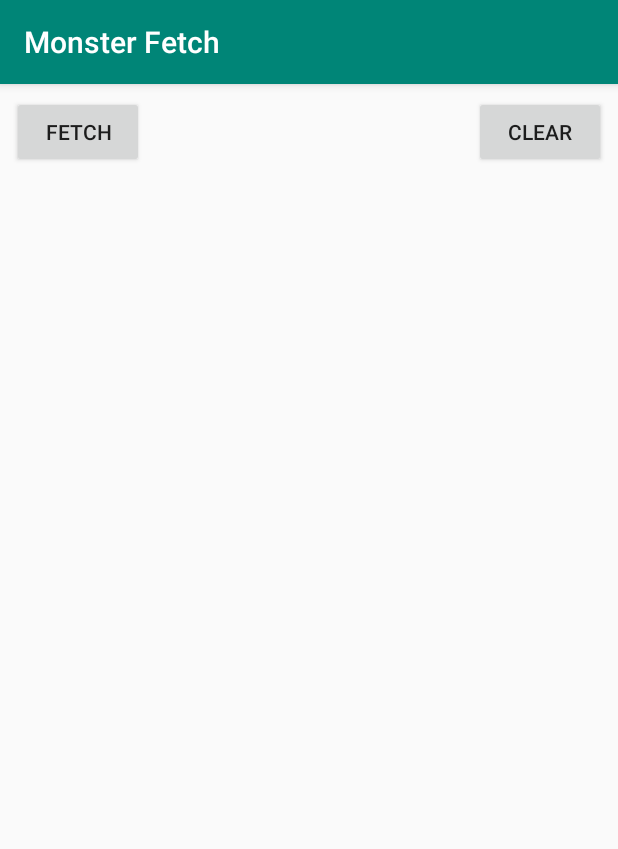
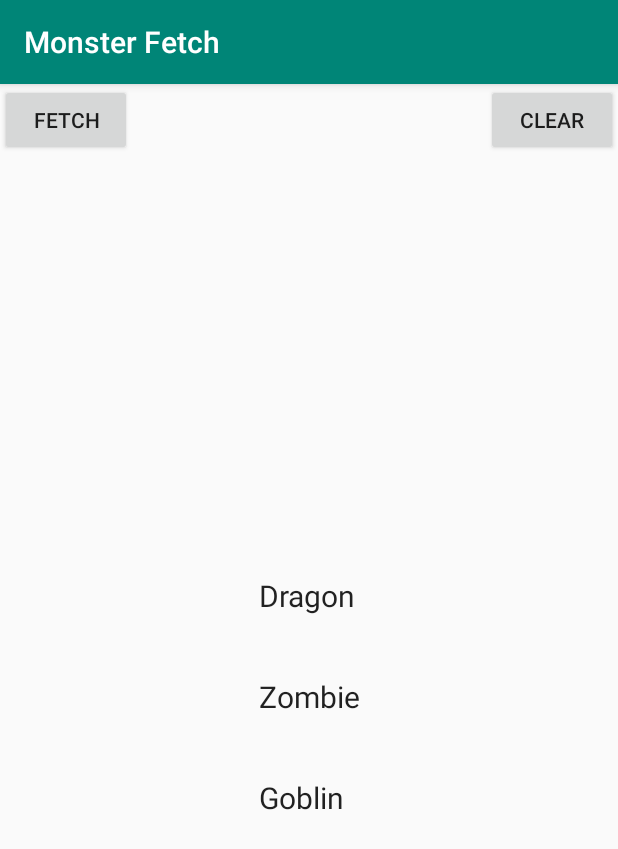
Before and after one commit to dashsublett/MonsterFetch, an Android app: the screen it shows after launch (MainActivity), on a phone screen of 412 x 824 dp. Shown: the top 849 px of the screen. Run offline under Robolectric (Android 15) with nearby library versions, the phone set to English and light mode, and no system bars.

Commit message:
more code cleanup, now adding fragment in layout instead of .kt file

```diff
--- a/app/src/main/java/com/example/dsublett/monsterfetch/ItemFragment.kt
+++ b/app/src/main/java/com/example/dsublett/monsterfetch/ItemFragment.kt
@@ -60,8 +60,8 @@ class ItemFragment : Fragment(), View.OnClickListener {
 
 private class UpdateMonsterList(private val callback: ((List<Monster>) -> Unit))
     : AsyncTask<Unit, Unit, List<Monster>>() {
-    /* Performs GET request, parses the response and returns that list or null depending on success
-     * of the operation.
+    /* Performs GET request, parses the response and returns that list or empty list depending on
+     * success of the operation.
      */
     override fun doInBackground(vararg p0: Unit): List<Monster>? {
         val monsterList = Moshi
--- a/app/src/main/java/com/example/dsublett/monsterfetch/MainActivity.kt
+++ b/app/src/main/java/com/example/dsublett/monsterfetch/MainActivity.kt
@@ -10,13 +10,5 @@ class MainActivity : AppCompatActivity() {
          */
         super.onCreate(savedInstanceState)
         setContentView(R.layout.activity_main)
-
-        val itemFragment = ItemFragment()
-        val manager = supportFragmentManager
-        val transaction = manager.beginTransaction()
-
-        transaction.add(R.id.fragment_container, itemFragment)
-        transaction.addToBackStack(null)
-        transaction.commit()
     }
 }
--- a/app/src/main/java/com/example/dsublett/monsterfetch/MonsterAdapter.kt
+++ b/app/src/main/java/com/example/dsublett/monsterfetch/MonsterAdapter.kt
@@ -4,15 +4,16 @@ import android.support.v7.widget.RecyclerView
 import android.view.LayoutInflater
 import android.view.View
 import android.view.ViewGroup
+import android.widget.TextView
 import kotlinx.android.synthetic.main.monster_item.view.*
 
-class MonsterAdapter : RecyclerView.Adapter<ViewHolder>() {
-    var monsters = mutableListOf<Monster>() // Data set for recycler view
-
-    override fun getItemCount(): Int {
-        // Get size of List<Monster> (required to implement RecyclerView.Adapter)
-        return monsters.size
-    }
+class MonsterAdapter : RecyclerView.Adapter<MonsterAdapter.ViewHolder>() {
+//    var monsters = mutableListOf<Monster>() // Data set for recycler view
+    var monsters = mutableListOf( // Mock data
+        Monster("Dragon", ""),
+        Monster("Zombie", ""),
+        Monster("Goblin", "")
+    )
     override fun onCreateViewHolder(parent: ViewGroup, viewType: Int): ViewHolder {
         // Create the view holder
         return ViewHolder(LayoutInflater
@@ -21,11 +22,14 @@ class MonsterAdapter : RecyclerView.Adapter<ViewHolder>() {
     }
     override fun onBindViewHolder(holder: ViewHolder, position: Int) {
         // Bind monster name to text view
-        holder.tvMonsterName?.text = monsters[position].name
+        holder.tvMonsterName.text = monsters[position].name
+    }
+    override fun getItemCount(): Int {
+        // Get size of List<Monster> (required to implement RecyclerView.Adapter)
+        return monsters.size
+    }
+    inner class ViewHolder(mView: View) : RecyclerView.ViewHolder(mView) {
+        // Reference the text view that holds the monster name
+        val tvMonsterName: TextView = mView.monsterName
     }
 }
-
-class ViewHolder(view: View) : RecyclerView.ViewHolder(view) {
-    // Reference the text view that holds the monster name
-    val tvMonsterName = view.monsterName
-}
--- a/app/src/main/res/layout/activity_main.xml
+++ b/app/src/main/res/layout/activity_main.xml
@@ -1,5 +1,6 @@
 <?xml version="1.0" encoding="utf-8"?>
-<android.support.constraint.ConstraintLayout xmlns:android="http://schemas.android.com/apk/res/android"
+<android.support.constraint.ConstraintLayout
+    xmlns:android="http://schemas.android.com/apk/res/android"
     xmlns:app="http://schemas.android.com/apk/res-auto"
     xmlns:tools="http://schemas.android.com/tools"
     android:layout_width="match_parent"
@@ -10,8 +11,6 @@
         android:id="@+id/fetchBtn"
         android:layout_width="wrap_content"
         android:layout_height="wrap_content"
-        android:layout_marginStart="8dp"
-        android:layout_marginTop="8dp"
         android:text="@string/fetch"
         app:layout_constraintStart_toStartOf="parent"
         app:layout_constraintTop_toTopOf="parent" />
@@ -20,42 +19,33 @@
         android:id="@+id/clearBtn"
         android:layout_width="wrap_content"
         android:layout_height="wrap_content"
+        android:text="@string/clear"
+        app:layout_constraintEnd_toEndOf="parent"
+        app:layout_constraintTop_toTopOf="parent" />
+
+    <fragment
+        android:id="@+id/mlFragment"
+        android:name="com.example.dsublett.monsterfetch.ItemFragment"
+        android:layout_width="wrap_content"
+        android:layout_height="wrap_content"
         android:layout_marginStart="8dp"
         android:layout_marginTop="8dp"
         android:layout_marginEnd="8dp"
-        android:text="@string/clear"
-        app:layout_constraintEnd_toEndOf="parent"
-        app:layout_constraintHorizontal_bias="1.0"
-        app:layout_constraintStart_toEndOf="@+id/fetchBtn"
-        app:layout_constraintTop_toTopOf="parent" />
-
-    <LinearLayout
-        android:id="@+id/fragment_container"
-        android:layout_width="match_parent"
-        android:layout_height="0dp"
-        android:layout_marginTop="8dp"
-        android:layout_weight="1"
-        android:orientation="vertical"
+        android:layout_marginBottom="8dp"
         app:layout_constraintBottom_toBottomOf="parent"
         app:layout_constraintEnd_toEndOf="parent"
         app:layout_constraintStart_toStartOf="parent"
-        app:layout_constraintTop_toBottomOf="@+id/fetchBtn"></LinearLayout>
+        app:layout_constraintTop_toBottomOf="@+id/fetchBtn" />
 
-    <!--<ProgressBar-->
-        <!--android:id="@+id/progressBar"-->
-        <!--style="?android:attr/progressBarStyle"-->
-        <!--android:layout_width="wrap_content"-->
-        <!--android:layout_height="wrap_content"-->
-        <!--android:layout_marginStart="8dp"-->
-        <!--android:layout_marginTop="8dp"-->
-        <!--android:layout_marginEnd="8dp"-->
-        <!--android:layout_marginBottom="8dp"-->
-        <!--android:visibility="gone"-->
-        <!--app:layout_constraintBottom_toTopOf="@+id/rvMonsterList"-->
-        <!--app:layout_constraintEnd_toEndOf="parent"-->
-        <!--app:layout_constraintStart_toStartOf="parent"-->
-        <!--app:layout_constraintTop_toBottomOf="@+id/clearBtn"-->
-        <!--android:indeterminate="true"-->
-        <!--app:layout_constraintVertical_bias="0.08" />-->
+    <ProgressBar
+        android:id="@+id/progressBar"
+        style="?android:attr/progressBarStyle"
+        android:layout_width="wrap_content"
+        android:layout_height="wrap_content"
+        android:visibility="gone"
+        app:layout_constraintBottom_toBottomOf="parent"
+        app:layout_constraintEnd_toEndOf="parent"
+        app:layout_constraintStart_toStartOf="parent"
+        app:layout_constraintTop_toTopOf="parent" />
 
 </android.support.constraint.ConstraintLayout>
--- a/app/src/main/res/layout/monster_item.xml
+++ b/app/src/main/res/layout/monster_item.xml
@@ -1,18 +1,15 @@
 <?xml version="1.0" encoding="utf-8"?>
 <LinearLayout xmlns:android="http://schemas.android.com/apk/res/android"
-    android:layout_width="match_parent"
-    android:layout_height="match_parent">
+    android:layout_width="wrap_content"
+    android:layout_height="wrap_content"
+    android:orientation="horizontal">
 
     <TextView
         android:id="@+id/monsterName"
         android:layout_width="wrap_content"
         android:layout_height="wrap_content"
-        android:textAppearance="?attr/textAppearanceListItem" />
-
-    <TextView
-        android:id="@+id/monsterUrl"
-        android:layout_width="wrap_content"
-        android:layout_height="wrap_content"
+        android:padding="20dp"
+        android:textSize="20sp"
         android:textAppearance="?attr/textAppearanceListItem" />
 
 </LinearLayout>
--- a/app/src/main/res/layout/monster_item_list.xml
+++ b/app/src/main/res/layout/monster_item_list.xml
@@ -5,16 +5,8 @@
     xmlns:tools="http://schemas.android.com/tools"
     android:id="@+id/rvMonsterList"
     android:name="com.example.dsublett.monsterfetch.ItemFragment"
-    android:layout_width="0dp"
-    android:layout_height="wrap_content"
-    android:layout_marginStart="8dp"
-    android:layout_marginEnd="8dp"
-    android:layout_marginBottom="24dp"
-    app:layout_constraintBottom_toBottomOf="parent"
-    app:layout_constraintEnd_toEndOf="parent"
-    app:layout_constraintHorizontal_bias="0.0"
-    app:layout_constraintStart_toStartOf="parent"
-    app:layoutManager="android.support.v7.widget.LinearLayoutManager"
+    android:layout_width="match_parent"
+    android:layout_height="match_parent"
+    app:layoutManager="LinearLayoutManager"
     tools:context=".ItemFragment"
-    >
-</android.support.v7.widget.RecyclerView>
+    tools:listitem="@layout/monster_item" />
```
